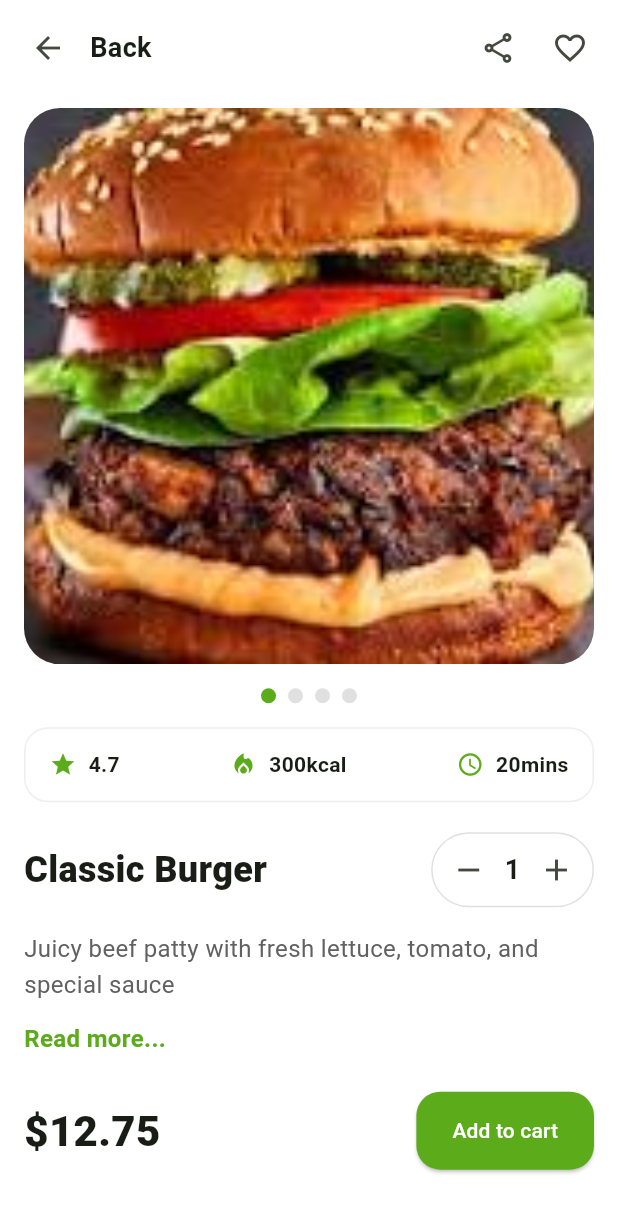
After one commit to Kingjohneycodey/foodey, a Flutter app: the ProductDetailScreen screen opened directly with sample values from the repository, on a phone screen of 412 x 824 dp. The commit adds this screen. Shown: the top 1213 px of the screen. Run offline on Flutter 3.47's test engine with Material 3 defaults, Android fonts, the phone set to English and light mode, and no system bars; our stand-ins replace flutter_riverpod, go_router.

Commit message:
worked on the product detail screen

```diff
--- a/lib/core/router/app_router.dart
+++ b/lib/core/router/app_router.dart
@@ -13,6 +13,8 @@ import '../../features/cart/view/cart_screen.dart';
 import '../../features/orders/view/orders_screen.dart';
 import '../../features/profile/view/profile_screen.dart';
 import '../../features/search/view/search_screen.dart';
+import '../../core/models/product.dart';
+import '../../features/menu/view/product_detail_screen.dart';
 
 final GoRouter appRouter = GoRouter(
   initialLocation: '/splash',
@@ -65,6 +67,19 @@ final GoRouter appRouter = GoRouter(
           path: '/search',
           pageBuilder: (context, state) =>
               NoTransitionPage(child: const SearchScreen()),
+        ),
+        GoRoute(
+          path: '/product/:id',
+          builder: (context, state) {
+            final extra = state.extra;
+            if (extra is Product) {
+              return ProductDetailScreen(product: extra);
+            }
+            // Fallback: if no product provided, show an empty scaffold
+            return const Scaffold(
+              body: Center(child: Text('Product not found')),
+            );
+          },
         ),
       ],
     ),
--- a/lib/features/home/view/home_screen.dart
+++ b/lib/features/home/view/home_screen.dart
@@ -255,7 +255,11 @@ class _HomeScreenState extends State<HomeScreen> {
   }
 
   Widget _buildFoodCard(Product product) {
-    return Container(
+    return GestureDetector(
+      onTap: () {
+        context.push('/product/${product.id}', extra: product);
+      },
+      child: Container(
         decoration: BoxDecoration(
           color: Colors.white,
           borderRadius: BorderRadius.circular(16),
@@ -372,6 +376,7 @@ class _HomeScreenState extends State<HomeScreen> {
             ),
           ],
         ),
+      ),
     );
   }
 }
--- /dev/null
+++ b/lib/features/menu/view/product_detail_screen.dart
@@ -0,0 +1,298 @@
+import 'package:flutter/material.dart';
+import 'package:foodey/core/models/product.dart';
+import 'package:foodey/core/theme/app_colors.dart';
+
+class ProductDetailScreen extends StatefulWidget {
+  final Product product;
+
+  const ProductDetailScreen({super.key, required this.product});
+
+  @override
+  State<ProductDetailScreen> createState() => _ProductDetailScreenState();
+}
+
+class _ProductDetailScreenState extends State<ProductDetailScreen> {
+  final PageController _pageController = PageController();
+  int _currentPage = 0;
+  int _quantity = 1;
+  bool _expanded = false;
+
+  @override
+  void dispose() {
+    _pageController.dispose();
+    super.dispose();
+  }
+
+  @override
+  Widget build(BuildContext context) {
+    final product = widget.product;
+
+    return Scaffold(
+      backgroundColor: Colors.white,
+      body: SafeArea(
+        child: Stack(
+          children: [
+            SingleChildScrollView(
+              padding: const EdgeInsets.only(bottom: 24),
+              child: Column(
+                crossAxisAlignment: CrossAxisAlignment.start,
+                children: [
+                  // App bar
+                  Padding(
+                    padding: const EdgeInsets.symmetric(
+                      horizontal: 8,
+                      vertical: 8,
+                    ),
+                    child: Row(
+                      children: [
+                        IconButton(
+                          icon: const Icon(Icons.arrow_back),
+                          onPressed: () => Navigator.of(context).maybePop(),
+                        ),
+                        const SizedBox(width: 4),
+                        const Text(
+                          'Back',
+                          style: TextStyle(
+                            fontSize: 18,
+                            fontWeight: FontWeight.w600,
+                          ),
+                        ),
+                        const Spacer(),
+                        IconButton(
+                          icon: const Icon(Icons.share_outlined),
+                          onPressed: () {},
+                        ),
+                        IconButton(
+                          icon: const Icon(Icons.favorite_border),
+                          onPressed: () {},
+                        ),
+                      ],
+                    ),
+                  ),
+
+                  // Image carousel
+                  Container(
+                    margin: const EdgeInsets.symmetric(
+                      horizontal: 16,
+                      vertical: 8,
+                    ),
+                    height: MediaQuery.of(context).size.width * 0.9,
+                    decoration: BoxDecoration(
+                      borderRadius: BorderRadius.circular(24),
+                    ),
+                    clipBehavior: Clip.antiAlias,
+                    child: PageView.builder(
+                      controller: _pageController,
+                      onPageChanged: (index) =>
+                          setState(() => _currentPage = index),
+                      itemCount: 4, // showing same image for demo
+                      itemBuilder: (context, index) {
+                        return Image.asset(product.image, fit: BoxFit.cover);
+                      },
+                    ),
+                  ),
+                  const SizedBox(height: 8),
+                  Row(
+                    mainAxisAlignment: MainAxisAlignment.center,
+                    children: List.generate(4, (index) {
+                      final bool active = index == _currentPage;
+                      return Container(
+                        width: 10,
+                        height: 10,
+                        margin: const EdgeInsets.symmetric(horizontal: 4),
+                        decoration: BoxDecoration(
+                          color: active
+                              ? AppColors.primary
+                              : Colors.grey.shade300,
+                          shape: BoxShape.circle,
+                        ),
+                      );
+                    }),
+                  ),
+
+                  // Stats row
+                  Container(
+                    margin: const EdgeInsets.fromLTRB(16, 16, 16, 0),
+                    padding: const EdgeInsets.symmetric(
+                      horizontal: 16,
+                      vertical: 14,
+                    ),
+                    decoration: BoxDecoration(
+                      color: Colors.white,
+                      borderRadius: BorderRadius.circular(16),
+                      border: Border.all(color: Colors.grey.shade200),
+                    ),
+                    child: Row(
+                      mainAxisAlignment: MainAxisAlignment.spaceBetween,
+                      children: [
+                        _StatChip(
+                          icon: Icons.star,
+                          label: widget.product.rating.toStringAsFixed(1),
+                        ),
+                        _StatChip(
+                          icon: Icons.local_fire_department,
+                          label: '300kcal',
+                        ),
+                        _StatChip(icon: Icons.access_time, label: '20mins'),
+                      ],
+                    ),
+                  ),
+
+                  // Title and quantity
+                  Padding(
+                    padding: const EdgeInsets.fromLTRB(16, 20, 16, 0),
+                    child: Row(
+                      children: [
+                        Expanded(
+                          child: Column(
+                            crossAxisAlignment: CrossAxisAlignment.start,
+                            children: [
+                              Text(
+                                product.name,
+                                style: const TextStyle(
+                                  fontSize: 24,
+                                  fontWeight: FontWeight.w800,
+                                ),
+                              ),
+                            ],
+                          ),
+                        ),
+                        _QuantityControl(
+                          quantity: _quantity,
+                          onDecrement: () => setState(
+                            () => _quantity = _quantity > 1 ? _quantity - 1 : 1,
+                          ),
+                          onIncrement: () => setState(() => _quantity += 1),
+                        ),
+                      ],
+                    ),
+                  ),
+
+                  // Description
+                  Padding(
+                    padding: const EdgeInsets.fromLTRB(16, 16, 16, 0),
+                    child: Column(
+                      crossAxisAlignment: CrossAxisAlignment.start,
+                      children: [
+                        Text(
+                          widget.product.description,
+                          style: TextStyle(
+                            fontSize: 16,
+                            color: Colors.grey.shade700,
+                            height: 1.5,
+                          ),
+                          maxLines: _expanded ? null : 3,
+                          overflow: _expanded
+                              ? TextOverflow.visible
+                              : TextOverflow.ellipsis,
+                        ),
+                        const SizedBox(height: 12),
+                        GestureDetector(
+                          onTap: () => setState(() => _expanded = !_expanded),
+                          child: Text(
+                            _expanded ? 'Read less' : 'Read more...',
+                            style: const TextStyle(
+                              fontSize: 16,
+                              fontWeight: FontWeight.w600,
+                              color: AppColors.primary,
+                            ),
+                          ),
+                        ),
+                      ],
+                    ),
+                  ),
+
+                  const SizedBox(height: 24),
+                  // Price and button
+                  Padding(
+                    padding: const EdgeInsets.symmetric(horizontal: 16),
+                    child: Row(
+                      children: [
+                        Text(
+                          '\$${(product.price * _quantity).toStringAsFixed(2)}',
+                          style: const TextStyle(
+                            fontSize: 28,
+                            fontWeight: FontWeight.w800,
+                          ),
+                        ),
+                        const Spacer(),
+                        ElevatedButton(
+                          style: ElevatedButton.styleFrom(
+                            backgroundColor: AppColors.primary,
+                            foregroundColor: Colors.white,
+                            padding: const EdgeInsets.symmetric(
+                              horizontal: 24,
+                              vertical: 16,
+                            ),
+                            shape: RoundedRectangleBorder(
+                              borderRadius: BorderRadius.circular(16),
+                            ),
+                          ),
+                          onPressed: () {},
+                          child: const Text('Add to cart'),
+                        ),
+                      ],
+                    ),
+                  ),
+                ],
+              ),
+            ),
+          ],
+        ),
+      ),
+    );
+  }
+}
+
+class _StatChip extends StatelessWidget {
+  final IconData icon;
+  final String label;
+
+  const _StatChip({required this.icon, required this.label});
+
+  @override
+  Widget build(BuildContext context) {
+    return Row(
+      children: [
+        Icon(icon, color: AppColors.primary, size: 18),
+        const SizedBox(width: 8),
+        Text(
+          label,
+          style: const TextStyle(fontSize: 14, fontWeight: FontWeight.w600),
+        ),
+      ],
+    );
+  }
+}
+
+class _QuantityControl extends StatelessWidget {
+  final int quantity;
+  final VoidCallback onIncrement;
+  final VoidCallback onDecrement;
+
+  const _QuantityControl({
+    required this.quantity,
+    required this.onIncrement,
+    required this.onDecrement,
+  });
+
+  @override
+  Widget build(BuildContext context) {
+    return Container(
+      decoration: BoxDecoration(
+        borderRadius: BorderRadius.circular(50),
+        border: Border.all(color: Colors.grey.shade300),
+      ),
+      child: Row(
+        children: [
+          IconButton(onPressed: onDecrement, icon: const Icon(Icons.remove)),
+          Text(
+            quantity.toString(),
+            style: const TextStyle(fontSize: 18, fontWeight: FontWeight.w600),
+          ),
+          IconButton(onPressed: onIncrement, icon: const Icon(Icons.add)),
+        ],
+      ),
+    );
+  }
+}
--- a/lib/features/search/view/search_screen.dart
+++ b/lib/features/search/view/search_screen.dart
@@ -283,7 +283,11 @@ class _SearchScreenState extends State<SearchScreen> {
   }
 
   Widget _buildProductCard(Product product) {
-    return Container(
+    return GestureDetector(
+      onTap: () {
+        context.push('/product/${product.id}', extra: product);
+      },
+      child: Container(
         margin: const EdgeInsets.only(bottom: 16),
         decoration: BoxDecoration(
           color: Colors.white,
@@ -333,7 +337,10 @@ class _SearchScreenState extends State<SearchScreen> {
                     const SizedBox(height: 4),
                     Text(
                       product.description,
-                    style: TextStyle(fontSize: 14, color: Colors.grey.shade600),
+                      style: TextStyle(
+                        fontSize: 14,
+                        color: Colors.grey.shade600,
+                      ),
                       maxLines: 2,
                       overflow: TextOverflow.ellipsis,
                     ),
@@ -375,10 +382,15 @@ class _SearchScreenState extends State<SearchScreen> {
                   color: AppColors.light,
                   borderRadius: BorderRadius.circular(20),
                 ),
-              child: const Icon(Icons.add, color: AppColors.primary, size: 24),
+                child: const Icon(
+                  Icons.add,
+                  color: AppColors.primary,
+                  size: 24,
+                ),
               ),
             ),
           ],
+        ),
       ),
     );
   }
```
Lines whose indentation alone changed are shown as unchanged.
